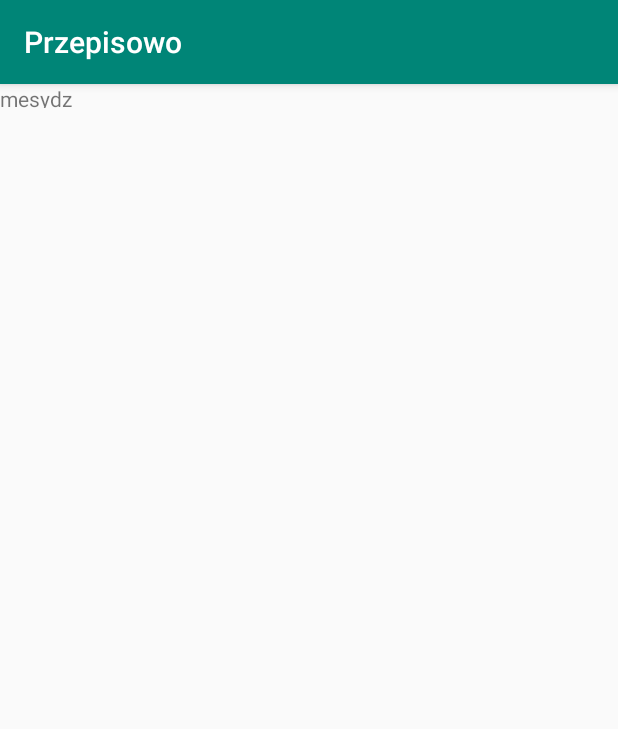
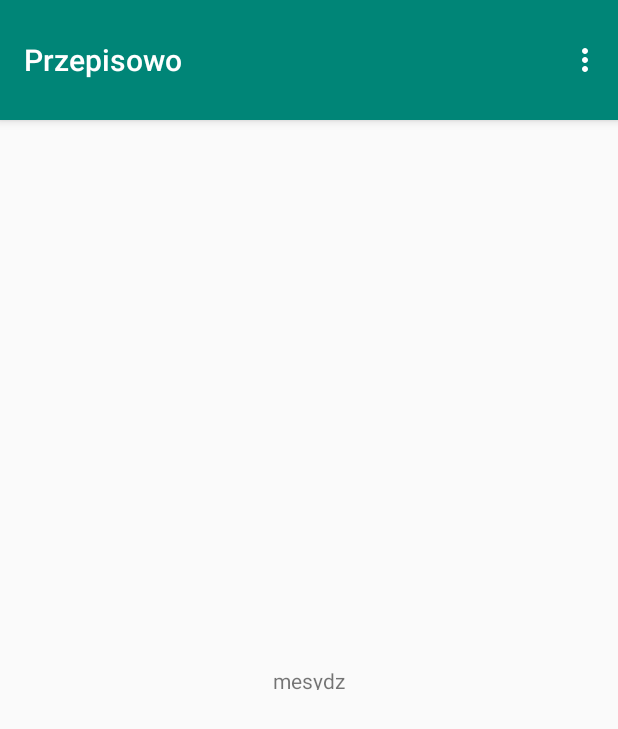
Before and after one commit to admly/przepisowo, an Android app: the MainActivity screen opened directly, with no data from a screen before it, on a phone screen of 412 x 824 dp. Shown: the top 729 px of the screen. Run offline under Robolectric (Android 15) with nearby library versions, the light colour scheme and no system bars.

Commit message:
Dodany dropdown w appbarze w main activity

```diff
--- a/app/src/main/AndroidManifest.xml
+++ b/app/src/main/AndroidManifest.xml
@@ -16,7 +16,8 @@
                 <category android:name="android.intent.category.LAUNCHER" />
             </intent-filter>
         </activity>
-        <activity android:name=".MainActivity"></activity>
+        <activity android:name=".MainActivity" />
+        <activity android:name=".Settings"></activity>
     </application>
 
 </manifest>
--- a/app/src/main/res/layout/activity_main.xml
+++ b/app/src/main/res/layout/activity_main.xml
@@ -10,7 +10,13 @@
         android:id="@+id/mesydz"
         android:layout_width="wrap_content"
         android:layout_height="16dp"
+        android:layout_marginBottom="8dp"
+        android:layout_marginEnd="8dp"
+        android:layout_marginStart="8dp"
+        android:layout_marginTop="8dp"
         android:text="mesydz"
-        tools:layout_editor_absoluteX="162dp"
-        tools:layout_editor_absoluteY="111dp" />
+        app:layout_constraintBottom_toBottomOf="parent"
+        app:layout_constraintEnd_toEndOf="parent"
+        app:layout_constraintStart_toStartOf="parent"
+        app:layout_constraintTop_toTopOf="parent" />
 </android.support.constraint.ConstraintLayout>
--- /dev/null
+++ b/app/src/main/res/menu/main.xml
@@ -0,0 +1,20 @@
+<?xml version="1.0" encoding="utf-8"?>
+<menu xmlns:android="http://schemas.android.com/apk/res/android"
+    xmlns:app="http://schemas.android.com/apk/res-auto"
+    xmlns:tools="http://schemas.android.com/tools"
+    >
+
+    <item
+        android:id="@+id/ustawieniaUzytkownika"
+        app:showAsAction="never"
+        android:title="Ustawienia uzytkownika"/>
+    <item
+        android:id="@+id/costam"
+        app:showAsAction="never"
+        android:title="Wyloguj"/>
+    <item
+        android:id="@+id/costam2"
+        app:showAsAction="never"
+        android:title="Test"/>
+
+</menu>
--- a/app/src/main/res/values/styles.xml
+++ b/app/src/main/res/values/styles.xml
@@ -3,6 +3,7 @@
     <!-- Base application theme. -->
     <style name="AppTheme" parent="Theme.AppCompat.Light.DarkActionBar">
         <!-- Customize your theme here. -->
+        <item name="android:actionBarSize">80dip</item>
         <item name="colorPrimary">@color/colorPrimary</item>
         <item name="colorPrimaryDark">@color/colorPrimaryDark</item>
         <item name="colorAccent">@color/colorAccent</item>
```
Also changed, not shown: app/src/main/java/com/example/a/przepisowo/MainActivity.java (+43 -0 lines), app/src/main/java/com/example/a/przepisowo/Settings.java (added, +13 -0 lines), app/src/main/res/layout/activity_settings.xml (added, +9 -0 lines).
